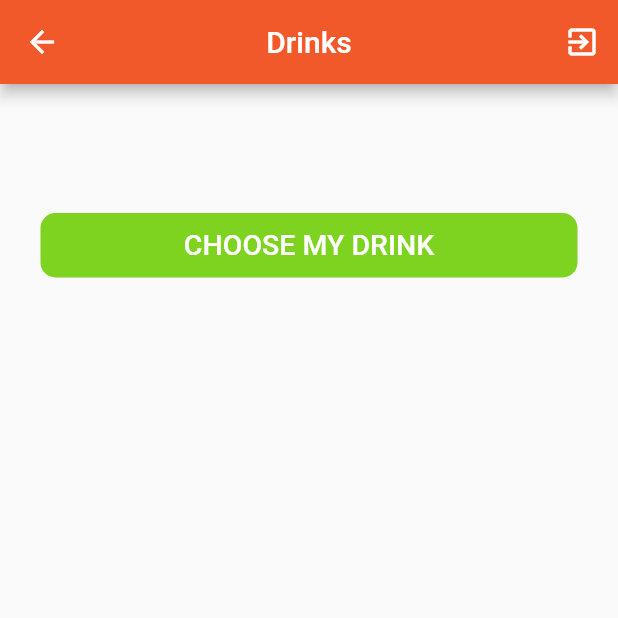
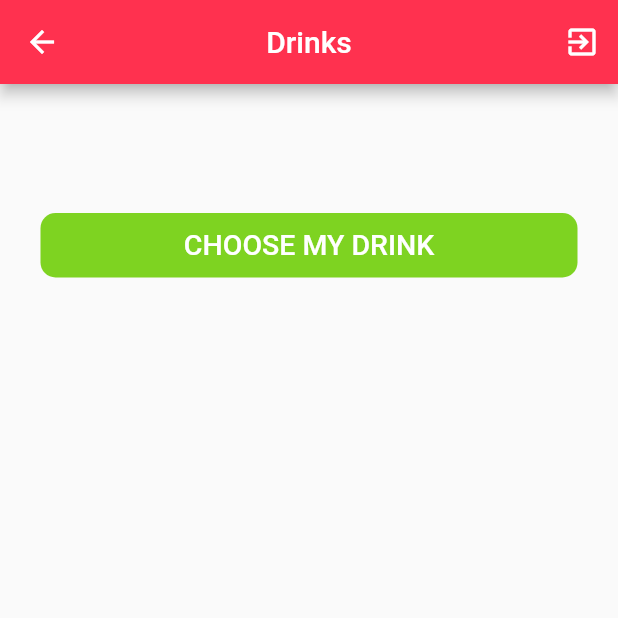
Before and after one commit to jeehmilena/drinks_everywhere, a Flutter app: the DrinksView screen opened by its route, on a phone screen of 412 x 824 dp, the top half of it. Run offline on Flutter 3.47's test engine with Material 2 defaults, Android fonts, the light colour scheme and no system bars; our stand-ins replace cached_network_image, dio, firebase_auth, firebase_core, flutter_svg, font_awesome_flutter and 3 more; accounts and stored records are empty; generated files the repository leaves out were written again; network calls fail; Roboto replaces fonts that are missing (Roboto-Bold).

Commit message:
layout adjustments

```diff
--- a/lib/app/modules/drinks/views/drinks_view.dart
+++ b/lib/app/modules/drinks/views/drinks_view.dart
@@ -24,7 +24,7 @@ class DrinksView extends GetView<DrinksController> {
     return AppBar(
       title: const Text('Drinks'),
       centerTitle: true,
-      backgroundColor: const Color(0xfff1592a),
+      backgroundColor: const Color(0xffff314f),
       actions: <Widget>[
         IconButton(
           icon: const Icon(
--- a/lib/app/modules/splash/views/splash_view.dart
+++ b/lib/app/modules/splash/views/splash_view.dart
@@ -22,7 +22,7 @@ class _SplashViewState extends State<SplashView> {
   @override
   Widget build(BuildContext context) {
     return Scaffold(
-      backgroundColor: const Color.fromARGB(255, 241, 89, 42),
+      backgroundColor: const Color.fromARGB(255, 255, 49, 79),
       body: Center(
         child: Image.asset(
           'assets/images/drink_icon.png',
--- a/lib/app/widgets/button_loading.dart
+++ b/lib/app/widgets/button_loading.dart
@@ -60,7 +60,7 @@ class ButtonLoading extends StatelessWidget {
                     begin: const Alignment(-1.0, -1.0),
                     end: const Alignment(1.0, 1.0),
                     colors: onPressed != null
-                        ? [const Color(0xfff1592a), const Color(0xffe75c37)]
+                        ? [const Color(0xffff314f), const Color(0xffe75c37)]
                         : [const Color(0xff999999), const Color(0xe4999999)],
                     stops: const [0.0, 1.0],
                   ),
@@ -82,7 +82,7 @@ class ButtonLoading extends StatelessWidget {
     return Container(
       height: 55,
       decoration: BoxDecoration(
-          color: const Color(0xfff1592a),
+          color: const Color(0xffff314f),
           borderRadius: BorderRadius.circular(48)),
       child: const Center(
           child: CircularProgressIndicator(
--- a/lib/app/widgets/styles.dart
+++ b/lib/app/widgets/styles.dart
@@ -17,7 +17,7 @@ Color errorColor = const Color(0xffE57373);
 TextStyle titleStyle = const TextStyle(
   fontFamily: 'Roboto-Bold',
   fontSize: 31.25,
-  color: Color(0xfff1592a),
+  color: Color(0xffff314f),
   fontWeight: FontWeight.w700,
   height: 1.359,
 );
@@ -31,7 +31,7 @@ TextStyle textRegularMedium = TextStyle(
 
 TextStyle textTitleRegular = const TextStyle(
   fontSize: 24,
-  color: Color(0xfff1592a),
+  color: Color(0xffff314f),
   fontWeight: FontWeight.w500,
   height: 1.0,
 );
```
Also changed, not shown: assets/images/drink.jpeg (added), assets/images/drink_icon.png.
